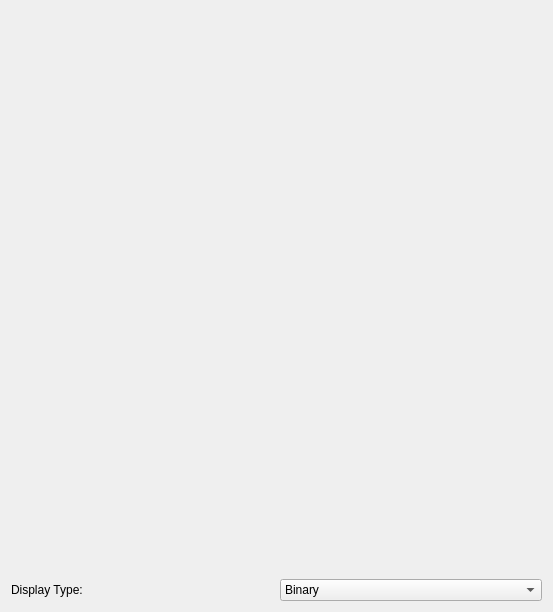
Old version of the form src/ui/register_table/registercontainer.ui in the repository SrijithKurelli/Kites-RVV.
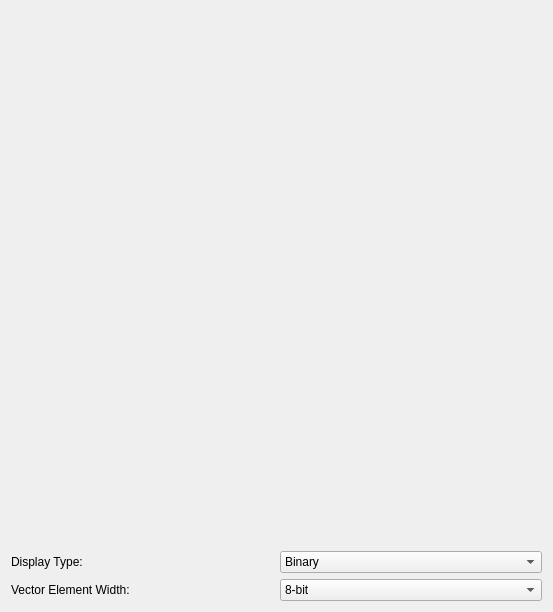
New version of the form.

Commit message: feat(ui): format vector registers by selectable element width

Patch:
```diff
--- a/src/ui/register_table/registercontainer.ui
+++ b/src/ui/register_table/registercontainer.ui
@@ -40,6 +40,21 @@
      </property>
     </widget>
    </item>
+   <item row="2" column="0">
+    <widget class="QLabel" name="vectorElementWidthLabel">
+     <property name="text">
+      <string>Vector Element Width:</string>
+     </property>
+    </widget>
+   </item>
+   <item row="2" column="1">
+    <widget class="QComboBox" name="vectorElementWidth">
+     <item><property name="text"><string>8-bit</string></property></item>
+     <item><property name="text"><string>16-bit</string></property></item>
+     <item><property name="text"><string>32-bit</string></property></item>
+     <item><property name="text"><string>64-bit</string></property></item>
+    </widget>
+   </item>
    <item row="0" column="0" colspan="2">
     <widget class="QWidget" name="sectionsContainer"/>
    </item>
```
The commit also changes 4 other files.
